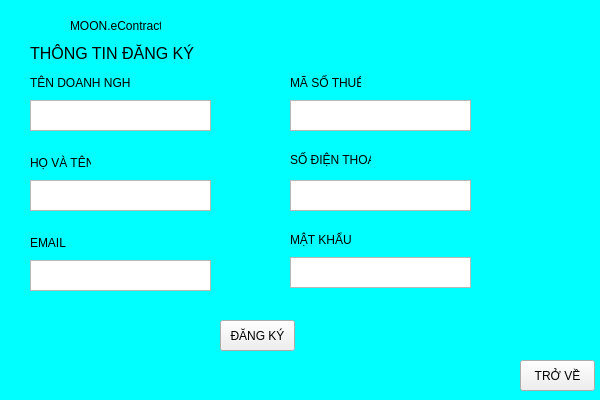
A22N/DoAnCoSo4, file DangKy.ui: the form before one commit.
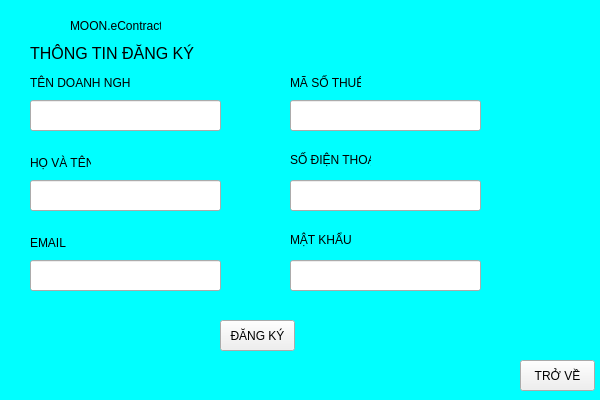
The form after the commit. Icons and pictures are not drawn.

Diff of the .ui file:
```diff
--- a/DangKy.ui
+++ b/DangKy.ui
@@ -92,46 +92,6 @@
      <string>SỐ ĐIỆN THOẠI</string>
     </property>
    </widget>
-   <widget class="QTextEdit" name="text_doanhnghiep">
-    <property name="geometry">
-     <rect>
-      <x>30</x>
-      <y>100</y>
-      <width>181</width>
-      <height>31</height>
-     </rect>
-    </property>
-   </widget>
-   <widget class="QTextEdit" name="textEdit_masothue">
-    <property name="geometry">
-     <rect>
-      <x>290</x>
-      <y>100</y>
-      <width>181</width>
-      <height>31</height>
-     </rect>
-    </property>
-   </widget>
-   <widget class="QTextEdit" name="textEdit_sodienthoai">
-    <property name="geometry">
-     <rect>
-      <x>290</x>
-      <y>180</y>
-      <width>181</width>
-      <height>31</height>
-     </rect>
-    </property>
-   </widget>
-   <widget class="QTextEdit" name="textEdit_hocvaten">
-    <property name="geometry">
-     <rect>
-      <x>30</x>
-      <y>180</y>
-      <width>181</width>
-      <height>31</height>
-     </rect>
-    </property>
-   </widget>
    <widget class="QLabel" name="label_5">
     <property name="geometry">
      <rect>
@@ -145,26 +105,6 @@
      <string>EMAIL</string>
     </property>
    </widget>
-   <widget class="QTextEdit" name="textEdit_email">
-    <property name="geometry">
-     <rect>
-      <x>30</x>
-      <y>260</y>
-      <width>181</width>
-      <height>31</height>
-     </rect>
-    </property>
-   </widget>
-   <widget class="QTextEdit" name="textEdit_6">
-    <property name="geometry">
-     <rect>
-      <x>290</x>
-      <y>257</y>
-      <width>181</width>
-      <height>31</height>
-     </rect>
-    </property>
-   </widget>
    <widget class="QLabel" name="label_6">
     <property name="geometry">
      <rect>
@@ -236,6 +176,66 @@
      <string>TRỞ VỀ</string>
     </property>
    </widget>
+   <widget class="QLineEdit" name="Text_doanhnghiep">
+    <property name="geometry">
+     <rect>
+      <x>30</x>
+      <y>100</y>
+      <width>191</width>
+      <height>31</height>
+     </rect>
+    </property>
+   </widget>
+   <widget class="QLineEdit" name="Text_masothue">
+    <property name="geometry">
+     <rect>
+      <x>290</x>
+      <y>100</y>
+      <width>191</width>
+      <height>31</height>
+     </rect>
+    </property>
+   </widget>
+   <widget class="QLineEdit" name="Text_hoten">
+    <property name="geometry">
+     <rect>
+      <x>30</x>
+      <y>180</y>
+      <width>191</width>
+      <height>31</height>
+     </rect>
+    </property>
+   </widget>
+   <widget class="QLineEdit" name="Text_sdt">
+    <property name="geometry">
+     <rect>
+      <x>290</x>
+      <y>180</y>
+      <width>191</width>
+      <height>31</height>
+     </rect>
+    </property>
+   </widget>
+   <widget class="QLineEdit" name="Text_email">
+    <property name="geometry">
+     <rect>
+      <x>30</x>
+      <y>260</y>
+      <width>191</width>
+      <height>31</height>
+     </rect>
+    </property>
+   </widget>
+   <widget class="QLineEdit" name="Text_pass">
+    <property name="geometry">
+     <rect>
+      <x>290</x>
+      <y>260</y>
+      <width>191</width>
+      <height>31</height>
+     </rect>
+    </property>
+   </widget>
   </widget>
   <widget class="QMenuBar" name="menubar">
    <property name="geometry">
```
Left out of the diff: 2 changed lines with no effect on the pictures.
